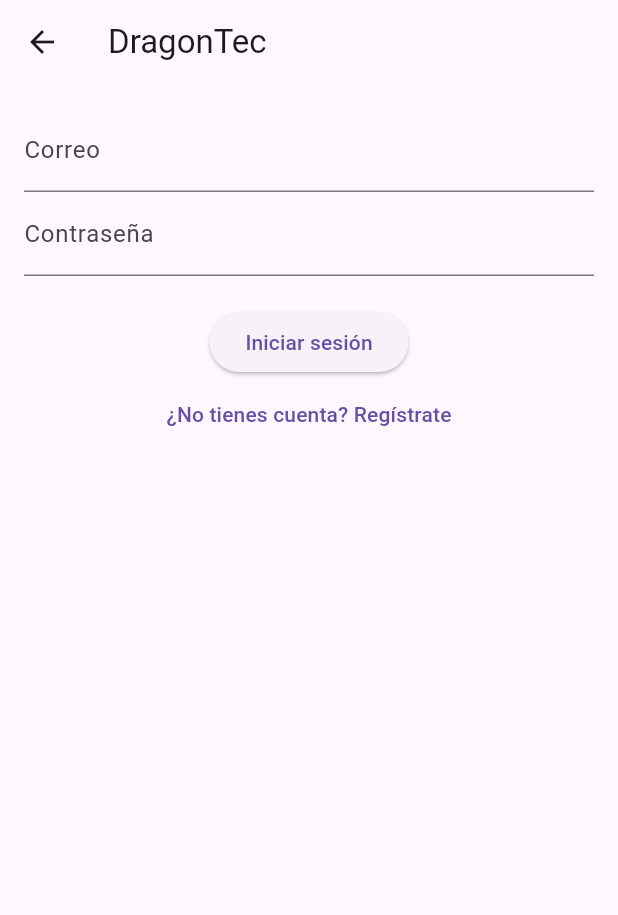
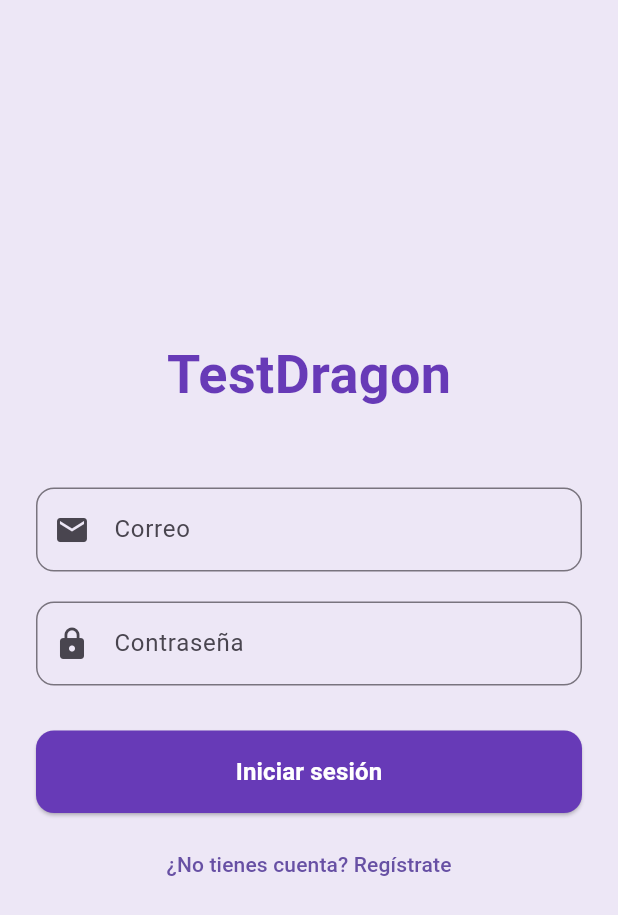
Before and after one commit to DayanaBalt/TestDragon, a Flutter app: the LoginScreen screen opened directly with empty values, on a phone screen of 412 x 824 dp. Shown: the top 915 px of the screen. Run offline on Flutter 3.47's test engine with Material 3 defaults, Android fonts, the phone set to English and light mode, and no system bars; our stand-ins replace firebase_auth, firebase_core; accounts and stored records are empty.

Commit message:
Mejora del diseño de pantallas

```diff
--- a/lib/screens/auth/login_screen.dart
+++ b/lib/screens/auth/login_screen.dart
@@ -45,29 +45,75 @@ class _LoginScreenState extends State<LoginScreen> {
   @override
   Widget build(BuildContext context) {
     return Scaffold(
-      appBar: AppBar(title: const Text('DragonTec')),
-      body: Padding(
-        padding: const EdgeInsets.all(16),
+      backgroundColor: Colors.deepPurple[50],
+      body: Center(
+        child: SingleChildScrollView(
+          padding: const EdgeInsets.symmetric(horizontal: 24),
           child: Column(
+            mainAxisAlignment: MainAxisAlignment.center,
             children: [
+              const Text(
+                'TestDragon',
+                style: TextStyle(
+                  fontSize: 36,
+                  fontWeight: FontWeight.bold,
+                  color: Colors.deepPurple,
+                ),
+              ),
+              const SizedBox(height: 40),
               if (errorMessage != null)
-              Text(errorMessage!, style: const TextStyle(color: Colors.red)),
+                Text(
+                  errorMessage!,
+                  style: const TextStyle(color: Colors.red),
+                ),
+              const SizedBox(height: 10),
               TextField(
                 controller: emailCtrl,
-              decoration: const InputDecoration(labelText: 'Correo'),
+                decoration: InputDecoration(
+                  labelText: 'Correo',
+                  border: OutlineInputBorder(
+                    borderRadius: BorderRadius.circular(12),
                   ),
+                  prefixIcon: const Icon(Icons.email),
+                ),
+              ),
+              const SizedBox(height: 20),
               TextField(
                 controller: passwordCtrl,
                 obscureText: true,
-              decoration: const InputDecoration(labelText: 'Contraseña'),
+                decoration: InputDecoration(
+                  labelText: 'Contraseña',
+                  border: OutlineInputBorder(
+                    borderRadius: BorderRadius.circular(12),
                   ),
-            const SizedBox(height: 20),
-            isLoading
-                ? const CircularProgressIndicator()
+                  prefixIcon: const Icon(Icons.lock),
+                ),
+              ),
+              const SizedBox(height: 30),
+              SizedBox(
+                width: double.infinity,
+                child: isLoading
+                    ? const Center(child: CircularProgressIndicator())
                     : ElevatedButton(
                         onPressed: login,
-                    child: const Text('Iniciar sesión'),
+                        style: ElevatedButton.styleFrom(
+                          padding: const EdgeInsets.symmetric(vertical: 16),
+                          backgroundColor: Colors.deepPurple,
+                          shape: RoundedRectangleBorder(
+                            borderRadius: BorderRadius.circular(12),
                           ),
+                        ),
+                        child: const Text(
+                          'Iniciar sesión',
+                          style: TextStyle(
+                            fontSize: 16,
+                            color: Colors.white,
+                            fontWeight: FontWeight.bold,
+                          ),
+                        ),
+                      ),
+              ),
+              const SizedBox(height: 10),
               TextButton(
                 onPressed: widget.onToggle,
                 child: const Text('¿No tienes cuenta? Regístrate'),
@@ -75,6 +121,7 @@ class _LoginScreenState extends State<LoginScreen> {
             ],
           ),
         ),
+      ),
     );
   }
 }
```
Also changed, not shown: lib/screens/auth/auth_screen.dart (+10 -0 lines), lib/screens/auth/register_screen.dart (+57 -10 lines), lib/screens/welcome_screen.dart (added, +37 -0 lines). Lines whose indentation alone changed are shown as unchanged.
